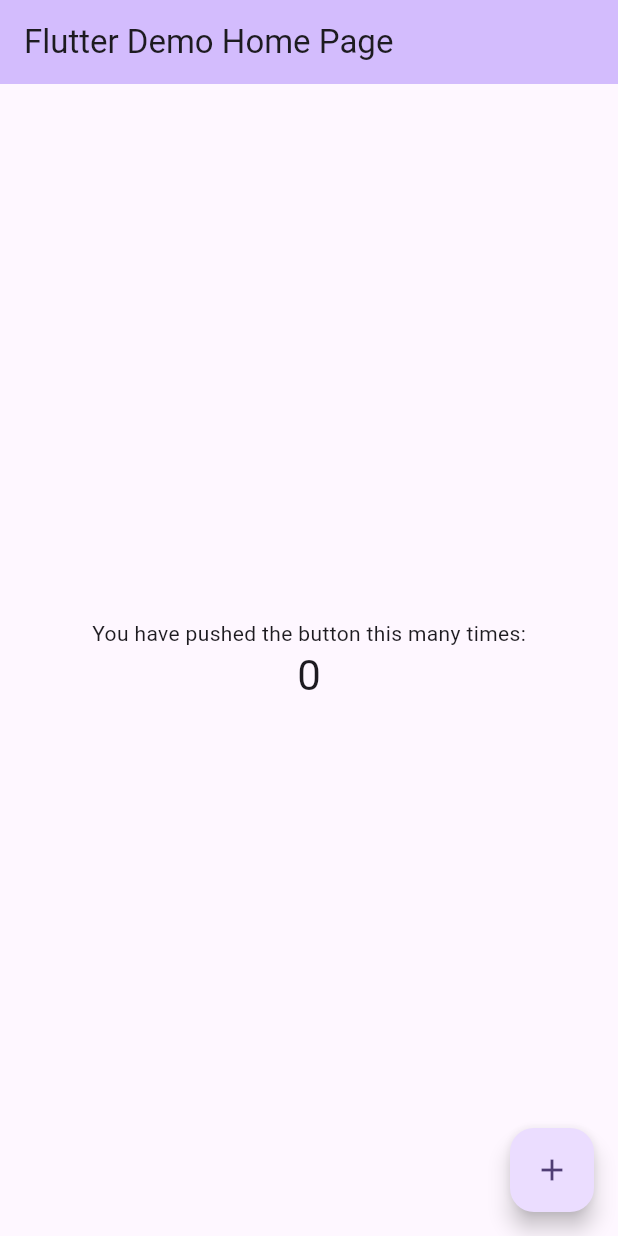
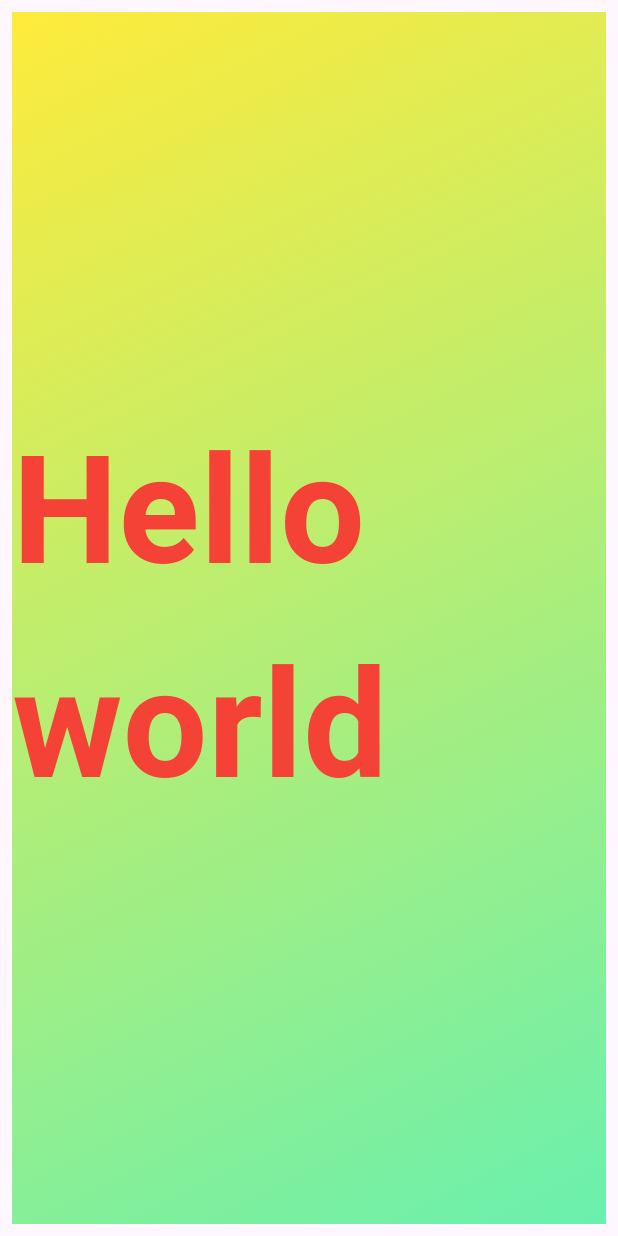
Before and after one commit to shreyas-codes25/roll_dice_app, a Flutter app: the screen it shows after launch, on a phone screen of 412 x 824 dp. Run offline on Flutter 3.47's test engine with Material 3 defaults, Android fonts, the phone set to English and light mode, and no system bars; Roboto replaces fonts that are missing (cursive).

Commit message:
main.dart

```diff
--- a/lib/main.dart
+++ b/lib/main.dart
@@ -1,125 +1,37 @@
 import 'package:flutter/material.dart';
 
 void main() {
-  runApp(const MyApp());
+  runApp(const MaterialApp(
+      debugShowCheckedModeBanner: false,
+      debugShowMaterialGrid: false,
+      home: Basic()));
 }
 
-class MyApp extends StatelessWidget {
-  const MyApp({super.key});
+class Basic extends StatelessWidget {
+  const Basic({super.key});
 
-  // This widget is the root of your application.
   @override
   Widget build(BuildContext context) {
-    return MaterialApp(
-      title: 'Flutter Demo',
-      theme: ThemeData(
-        // This is the theme of your application.
-        //
-        // TRY THIS: Try running your application with "flutter run". You'll see
-        // the application has a purple toolbar. Then, without quitting the app,
-        // try changing the seedColor in the colorScheme below to Colors.green
-        // and then invoke "hot reload" (save your changes or press the "hot
-        // reload" button in a Flutter-supported IDE, or press "r" if you used
-        // the command line to start the app).
-        //
-        // Notice that the counter didn't reset back to zero; the application
-        // state is not lost during the reload. To reset the state, use hot
-        // restart instead.
-        //
-        // This works for code too, not just values: Most code changes can be
-        // tested with just a hot reload.
-        colorScheme: ColorScheme.fromSeed(seedColor: Colors.deepPurple),
-        useMaterial3: true,
+    return Scaffold(
+      body: Container(
+        decoration: const BoxDecoration(
+          gradient: LinearGradient(
+              begin: Alignment.topLeft,
+              end: Alignment.bottomRight,
+              colors: [Colors.yellow, Colors.greenAccent]),
+        ),
+        alignment: Alignment.center,
+        margin: const EdgeInsets.all(8.0),
+        child: const Text(
+          "Hello world",
+          style: TextStyle(
+            fontSize: 100,
+            color: Colors.red,
+            fontWeight: FontWeight.bold,
+            fontFamily: 'cursive',
+          ),
+        ),
       ),
-      home: const MyHomePage(title: 'Flutter Demo Home Page'),
     );
   }
 }
-
-class MyHomePage extends StatefulWidget {
-  const MyHomePage({super.key, required this.title});
-
-  // This widget is the home page of your application. It is stateful, meaning
-  // that it has a State object (defined below) that contains fields that affect
-  // how it looks.
-
-  // This class is the configuration for the state. It holds the values (in this
-  // case the title) provided by the parent (in this case the App widget) and
-  // used by the build method of the State. Fields in a Widget subclass are
-  // always marked "final".
-
-  final String title;
-
-  @override
-  State<MyHomePage> createState() => _MyHomePageState();
-}
-
-class _MyHomePageState extends State<MyHomePage> {
-  int _counter = 0;
-
-  void _incrementCounter() {
-    setState(() {
-      // This call to setState tells the Flutter framework that something has
-      // changed in this State, which causes it to rerun the build method below
-      // so that the display can reflect the updated values. If we changed
-      // _counter without calling setState(), then the build method would not be
-      // called again, and so nothing would appear to happen.
-      _counter++;
-    });
-  }
-
-  @override
-  Widget build(BuildContext context) {
-    // This method is rerun every time setState is called, for instance as done
-    // by the _incrementCounter method above.
-    //
-    // The Flutter framework has been optimized to make rerunning build methods
-    // fast, so that you can just rebuild anything that needs updating rather
-    // than having to individually change instances of widgets.
-    return Scaffold(
-      appBar: AppBar(
-        // TRY THIS: Try changing the color here to a specific color (to
-        // Colors.amber, perhaps?) and trigger a hot reload to see the AppBar
-        // change color while the other colors stay the same.
-        backgroundColor: Theme.of(context).colorScheme.inversePrimary,
-        // Here we take the value from the MyHomePage object that was created by
-        // the App.build method, and use it to set our appbar title.
-        title: Text(widget.title),
-      ),
-      body: Center(
-        // Center is a layout widget. It takes a single child and positions it
-        // in the middle of the parent.
-        child: Column(
-          // Column is also a layout widget. It takes a list of children and
-          // arranges them vertically. By default, it sizes itself to fit its
-          // children horizontally, and tries to be as tall as its parent.
-          //
-          // Column has various properties to control how it sizes itself and
-          // how it positions its children. Here we use mainAxisAlignment to
-          // center the children vertically; the main axis here is the vertical
-          // axis because Columns are vertical (the cross axis would be
-          // horizontal).
-          //
-          // TRY THIS: Invoke "debug painting" (choose the "Toggle Debug Paint"
-          // action in the IDE, or press "p" in the console), to see the
-          // wireframe for each widget.
-          mainAxisAlignment: MainAxisAlignment.center,
-          children: <Widget>[
-            const Text(
-              'You have pushed the button this many times:',
-            ),
-            Text(
-              '$_counter',
-              style: Theme.of(context).textTheme.headlineMedium,
-            ),
-          ],
-        ),
-      ),
-      floatingActionButton: FloatingActionButton(
-        onPressed: _incrementCounter,
-        tooltip: 'Increment',
-        child: const Icon(Icons.add),
-      ), // This trailing comma makes auto-formatting nicer for build methods.
-    );
-  }
-}
```
